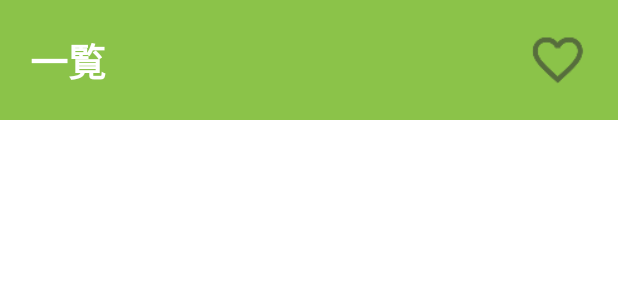
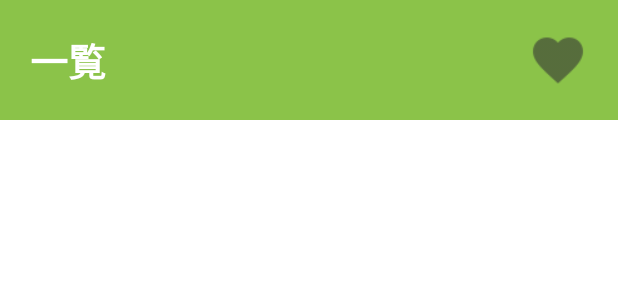
Before and after one commit to GOEXCITE/BeautyDemo, an Android app: the layout activity_search_list.xml on its own in the app's theme, with its tools: preview values and no code run, on a phone screen of 412 x 824 dp. Shown: the top 300 px of the screen. Run offline under Robolectric (Android 15) with nearby library versions, the phone set to English and light mode, and no system bars.

Commit message:
hear_filled omg

```diff
--- a/app/src/main/res/layout/activity_search_list.xml
+++ b/app/src/main/res/layout/activity_search_list.xml
@@ -30,7 +30,7 @@
             android:adjustViewBounds="true"
             android:background="@null"
             android:scaleType="fitXY"
-            android:src="@drawable/ic_heart" />
+            android:src="@drawable/ic_heart_filled" />
 
     </FrameLayout>
 
```
Also changed, not shown: app/src/main/java/jp/co/recruit/beautydemo/activity/ShopDetailActivity.java (+12 -3 lines), app/src/main/res/drawable-hdpi/ic_heart_filled.png (added), app/src/main/res/drawable-mdpi/ic_heart_filled.png (added), app/src/main/res/drawable-xhdpi/ic_heart_filled.png (added), app/src/main/res/drawable-xxhdpi/ic_heart_filled.png (added).
